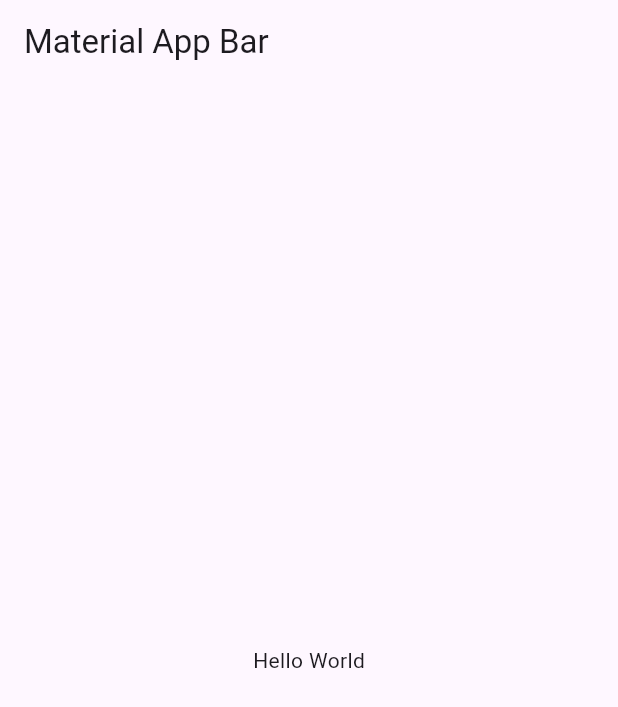
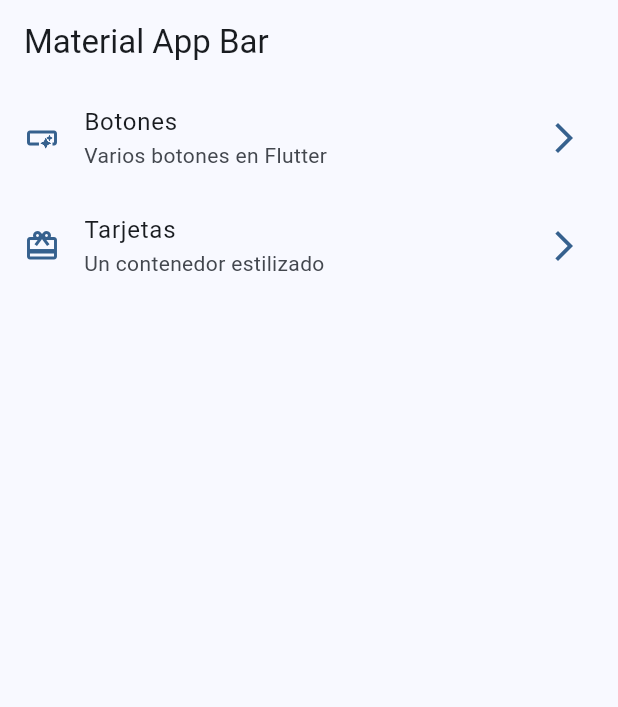
Before and after one commit to je-martinez/fernando-herrera-flutter-course, a Flutter app: the screen it shows after launch, on a phone screen of 412 x 824 dp. Shown: the top 707 px of the screen. Run offline on Flutter 3.47's test engine with Material 3 defaults, Android fonts, the phone set to English and light mode, and no system bars; our stand-ins replace animate_do, dio, video_player.

Commit message:
chore: wip flutter course

```diff
--- /dev/null
+++ b/widgets_app/lib/config/menu/menu_items.dart
@@ -0,0 +1,29 @@
+import 'package:flutter/material.dart';
+
+class MenuItem {
+  final String title;
+  final String subtitle;
+  final String link;
+  final IconData icon;
+
+  const MenuItem(
+      {required this.title,
+      required this.subtitle,
+      required this.link,
+      required this.icon});
+}
+
+const appMenuItems = <MenuItem>[
+  MenuItem(
+    title: 'Botones',
+    subtitle: 'Varios botones en Flutter',
+    link: '/buttons',
+    icon: Icons.smart_button_outlined,
+  ),
+  MenuItem(
+    title: 'Tarjetas',
+    subtitle: 'Un contenedor estilizado',
+    link: '/card',
+    icon: Icons.card_giftcard,
+  ),
+];
--- /dev/null
+++ b/widgets_app/lib/config/theme/app_theme.dart
@@ -0,0 +1,28 @@
+import 'package:flutter/material.dart';
+
+const colorList = <Color>[
+  Colors.blue,
+  Colors.teal,
+  Colors.green,
+  Colors.red,
+  Colors.purple,
+  Colors.deepPurple,
+  Colors.orange,
+  Colors.pink,
+  Colors.pinkAccent
+];
+
+class AppTheme {
+  final int selectedColor;
+
+  AppTheme({this.selectedColor = 0})
+      : assert(selectedColor >= 0 && selectedColor < colorList.length,
+            "Invalid color index");
+
+  ThemeData getTheme() {
+    return ThemeData(
+        useMaterial3: true,
+        colorSchemeSeed: colorList[selectedColor],
+        appBarTheme: const AppBarTheme(centerTitle: false));
+  }
+}
--- a/widgets_app/lib/main.dart
+++ b/widgets_app/lib/main.dart
@@ -1,4 +1,6 @@
 import 'package:flutter/material.dart';
+import 'package:widgets_app/config/theme/app_theme.dart';
+import 'package:widgets_app/presentation/screens/home/home_screen.dart';
 
 void main() => runApp(const MyApp());
 
@@ -8,15 +10,10 @@
   @override
   Widget build(BuildContext context) {
     return MaterialApp(
+      debugShowCheckedModeBanner: false,
       title: 'Material App',
-      home: Scaffold(
-        appBar: AppBar(
-          title: const Text('Material App Bar'),
-        ),
-        body: const Center(
-          child: Text('Hello World'),
-        ),
-      ),
+      theme: AppTheme(selectedColor: 0).getTheme(),
+      home: const HomeScreen(),
     );
   }
 }
--- /dev/null
+++ b/widgets_app/lib/presentation/screens/home/home_screen.dart
@@ -0,0 +1,40 @@
+import 'package:flutter/material.dart';
+import 'package:widgets_app/config/menu/menu_items.dart';
+
+class HomeScreen extends StatelessWidget {
+  const HomeScreen({super.key});
+
+  @override
+  Widget build(BuildContext context) {
+    return Scaffold(
+        appBar: AppBar(
+          title: const Text('Material App Bar'),
+        ),
+        body: ListView.builder(
+            itemCount: appMenuItems.length,
+            itemBuilder: (context, index) {
+              final menuItem = appMenuItems[index];
+              return _CustomListTitle(
+                menuItem: menuItem,
+              );
+            }));
+  }
+}
+
+class _CustomListTitle extends StatelessWidget {
+  final MenuItem menuItem;
+  const _CustomListTitle({super.key, required this.menuItem});
+
+  @override
+  Widget build(BuildContext context) {
+    final colors = Theme.of(context).colorScheme;
+
+    return ListTile(
+      leading: Icon(menuItem.icon, color: colors.primary),
+      title: Text(menuItem.title),
+      subtitle: Text(menuItem.subtitle),
+      trailing: Icon(Icons.arrow_forward_ios, color: colors.primary),
+      onTap: () {},
+    );
+  }
+}
```
